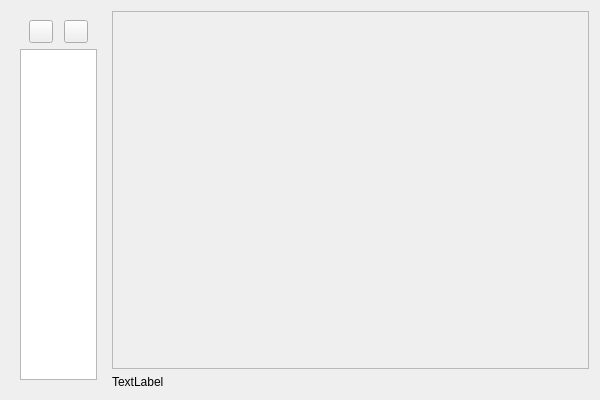
The window that UI/UI_ReadPDF.ui (mortersen/C35N) describes before a commit, drawn with Qt 5.
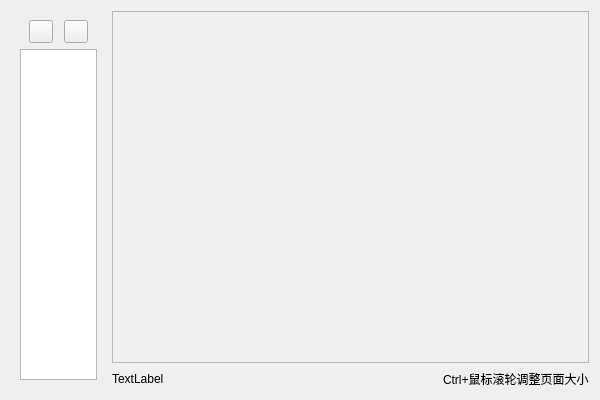
The same window after the commit. Icons and pictures are not drawn.

Patch:
```diff
--- a/UI/UI_ReadPDF.ui
+++ b/UI/UI_ReadPDF.ui
@@ -25,7 +25,7 @@
   <property name="windowTitle">
    <string>Form</string>
   </property>
-  <layout class="QHBoxLayout" name="horizontalLayout_2" stretch="2,10">
+  <layout class="QHBoxLayout" name="horizontalLayout_3" stretch="2,10">
    <item>
     <widget class="QWidget" name="widget" native="true">
      <layout class="QVBoxLayout" name="verticalLayout">
@@ -113,18 +113,45 @@
           <x>0</x>
           <y>0</y>
           <width>476</width>
-          <height>360</height>
+          <height>350</height>
          </rect>
         </property>
        </widget>
       </widget>
      </item>
      <item>
+      <layout class="QHBoxLayout" name="horizontalLayout_2">
+       <item>
       <widget class="QLabel" name="label_FileStatus">
        <property name="text">
         <string>TextLabel</string>
        </property>
       </widget>
+       </item>
+       <item>
+        <spacer name="horizontalSpacer_4">
+         <property name="orientation">
+          <enum>Qt::Horizontal</enum>
+         </property>
+         <property name="sizeHint" stdset="0">
+          <size>
+           <width>40</width>
+           <height>20</height>
+          </size>
+         </property>
+        </spacer>
+       </item>
+       <item>
+        <widget class="QLabel" name="label">
+         <property name="layoutDirection">
+          <enum>Qt::RightToLeft</enum>
+         </property>
+         <property name="text">
+          <string>Ctrl+鼠标滚轮调整页面大小</string>
+         </property>
+        </widget>
+       </item>
+      </layout>
      </item>
     </layout>
    </item>
```
Lines whose indentation alone changed are shown as unchanged.
